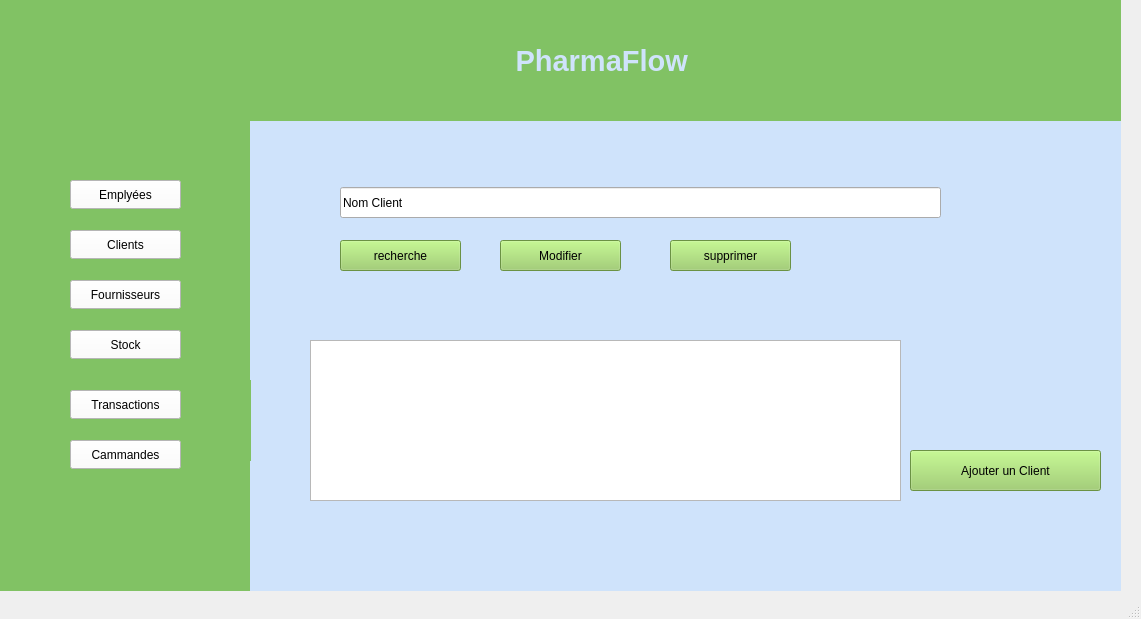
Old version of the form mainwindow.ui in the repository ProjetCpp-2425/projetcpp-smart-pharmacy.
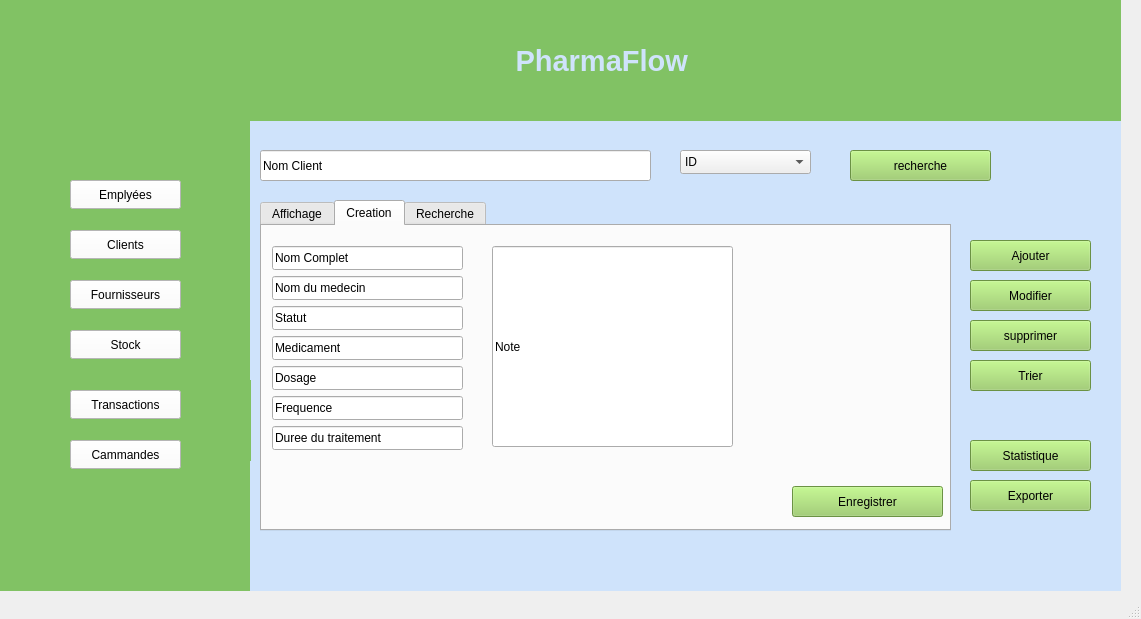
New version of the form. The open tabs and pages were chosen to show the change. Icons and pictures are not drawn.

What changed in the file:
```diff
--- a/mainwindow.ui
+++ b/mainwindow.ui
@@ -14,13 +14,13 @@
    <string>MainWindow</string>
   </property>
   <widget class="QWidget" name="centralwidget">
-   <widget class="QPushButton" name="Create">
+   <widget class="QPushButton" name="Ajouter">
     <property name="geometry">
      <rect>
-      <x>910</x>
-      <y>450</y>
-      <width>191</width>
-      <height>41</height>
+      <x>970</x>
+      <y>240</y>
+      <width>121</width>
+      <height>31</height>
      </rect>
     </property>
     <property name="styleSheet">
@@ -28,15 +28,15 @@
 color:rgb(0,0,0);</string>
     </property>
     <property name="text">
-     <string>Ajouter un Client</string>
+     <string>Ajouter</string>
     </property>
    </widget>
    <widget class="QPushButton" name="chercher">
     <property name="geometry">
      <rect>
-      <x>340</x>
-      <y>240</y>
-      <width>121</width>
+      <x>850</x>
+      <y>150</y>
+      <width>141</width>
       <height>31</height>
      </rect>
     </property>
@@ -51,9 +51,9 @@
    <widget class="QLineEdit" name="idRecherche">
     <property name="geometry">
      <rect>
-      <x>340</x>
-      <y>187</y>
-      <width>601</width>
+      <x>260</x>
+      <y>150</y>
+      <width>391</width>
       <height>31</height>
      </rect>
     </property>
@@ -61,16 +61,6 @@
      <string>Nom Client</string>
     </property>
    </widget>
-   <widget class="QTableView" name="tableaffiche">
-    <property name="geometry">
-     <rect>
-      <x>310</x>
-      <y>340</y>
-      <width>591</width>
-      <height>161</height>
-     </rect>
-    </property>
-   </widget>
    <widget class="QPushButton" name="pushButton_8">
     <property name="geometry">
      <rect>
@@ -317,7 +307,7 @@
      <string>Clients</string>
     </property>
    </widget>
-   <widget class="QLabel" name="label_7">
+   <widget class="QLabel" name="fond">
     <property name="geometry">
      <rect>
       <x>250</x>
@@ -371,28 +361,11 @@
      <pixmap>../../Documents/logo.png</pixmap>
     </property>
    </widget>
-   <widget class="QPushButton" name="modifier">
-    <property name="geometry">
-     <rect>
-      <x>500</x>
-      <y>240</y>
-      <width>121</width>
-      <height>31</height>
-     </rect>
-    </property>
-    <property name="styleSheet">
-     <string notr="true">background-color :rgb(150, 205, 95);
-color:rgb(0,0,0);</string>
-    </property>
-    <property name="text">
-     <string>Modifier</string>
-    </property>
-   </widget>
    <widget class="QPushButton" name="supprimer">
     <property name="geometry">
      <rect>
-      <x>670</x>
-      <y>240</y>
+      <x>970</x>
+      <y>320</y>
       <width>121</width>
       <height>31</height>
      </rect>
@@ -405,15 +378,271 @@
      <string>supprimer</string>
     </property>
    </widget>
+   <widget class="QTabWidget" name="MainTab">
+    <property name="geometry">
+     <rect>
+      <x>260</x>
+      <y>200</y>
+      <width>691</width>
+      <height>331</height>
+     </rect>
+    </property>
+    <property name="currentIndex">
+     <number>2</number>
+    </property>
+    <widget class="QWidget" name="affichage">
+     <attribute name="title">
+      <string>Affichage</string>
+     </attribute>
+     <widget class="QTableView" name="tableView">
+      <property name="geometry">
+       <rect>
+        <x>-10</x>
+        <y>0</y>
+        <width>701</width>
+        <height>301</height>
+       </rect>
+      </property>
+     </widget>
+    </widget>
+    <widget class="QWidget" name="Creation">
+     <attribute name="title">
+      <string>Creation</string>
+     </attribute>
+     <widget class="QLineEdit" name="nom">
+      <property name="geometry">
+       <rect>
+        <x>10</x>
+        <y>20</y>
+        <width>191</width>
+        <height>24</height>
+       </rect>
+      </property>
+      <property name="text">
+       <string>Nom Complet</string>
+      </property>
+     </widget>
+     <widget class="QLineEdit" name="nom_medecin">
+      <property name="geometry">
+       <rect>
+        <x>10</x>
+        <y>50</y>
+        <width>191</width>
+        <height>24</height>
+       </rect>
+      </property>
+      <property name="text">
+       <string>Nom du medecin</string>
+      </property>
+     </widget>
+     <widget class="QLineEdit" name="statut">
+      <property name="geometry">
+       <rect>
+        <x>10</x>
+        <y>80</y>
+        <width>191</width>
+        <height>24</height>
+       </rect>
+      </property>
+      <property name="text">
+       <string>Statut</string>
+      </property>
+     </widget>
+     <widget class="QLineEdit" name="medicament">
+      <property name="geometry">
+       <rect>
+        <x>10</x>
+        <y>110</y>
+        <width>191</width>
+        <height>24</height>
+       </rect>
+      </property>
+      <property name="text">
+       <string>Medicament </string>
+      </property>
+     </widget>
+     <widget class="QLineEdit" name="dosage">
+      <property name="geometry">
+       <rect>
+        <x>10</x>
+        <y>140</y>
+        <width>191</width>
+        <height>24</height>
+       </rect>
+      </property>
+      <property name="text">
+       <string>Dosage</string>
+      </property>
+     </widget>
+     <widget class="QLineEdit" name="frequence">
+      <property name="geometry">
+       <rect>
+        <x>10</x>
+        <y>170</y>
+        <width>191</width>
+        <height>24</height>
+       </rect>
+      </property>
+      <property name="text">
+       <string>Frequence </string>
+      </property>
+     </widget>
+     <widget class="QLineEdit" name="duree">
+      <property name="geometry">
+       <rect>
+        <x>10</x>
+        <y>200</y>
+        <width>191</width>
+        <height>24</height>
+       </rect>
+      </property>
+      <property name="text">
+       <string>Duree du traitement </string>
+      </property>
+     </widget>
+     <widget class="QLineEdit" name="note">
+      <property name="geometry">
+       <rect>
+        <x>230</x>
+        <y>20</y>
+        <width>241</width>
+        <height>201</height>
+       </rect>
+      </property>
+      <property name="text">
+       <string>Note</string>
+      </property>
+     </widget>
+     <widget class="QPushButton" name="Enregistrer">
+      <property name="geometry">
+       <rect>
+        <x>530</x>
+        <y>260</y>
+        <width>151</width>
+        <height>31</height>
+       </rect>
+      </property>
+      <property name="styleSheet">
+       <string notr="true">background-color :rgb(150, 205, 95);
+color:rgb(0,0,0);</string>
+      </property>
+      <property name="text">
+       <string>Enregistrer</string>
+      </property>
+     </widget>
+    </widget>
+    <widget class="QWidget" name="rechecher">
+     <attribute name="title">
+      <string>Recherche</string>
+     </attribute>
+     <widget class="QTableView" name="tableView_2">
+      <property name="geometry">
+       <rect>
+        <x>-5</x>
+        <y>1</y>
+        <width>691</width>
+        <height>301</height>
+       </rect>
+      </property>
+     </widget>
+    </widget>
+   </widget>
+   <widget class="QPushButton" name="modifier">
+    <property name="geometry">
+     <rect>
+      <x>970</x>
+      <y>280</y>
+      <width>121</width>
+      <height>31</height>
+     </rect>
+    </property>
+    <property name="styleSheet">
+     <string notr="true">background-color :rgb(150, 205, 95);
+color:rgb(0,0,0);</string>
+    </property>
+    <property name="text">
+     <string>Modifier</string>
+    </property>
+   </widget>
+   <widget class="QComboBox" name="searchfield">
+    <property name="geometry">
+     <rect>
+      <x>680</x>
+      <y>150</y>
+      <width>131</width>
+      <height>24</height>
+     </rect>
+    </property>
+    <item>
+     <property name="text">
+      <string>ID</string>
+     </property>
+    </item>
+    <item>
+     <property name="text">
+      <string>Nom</string>
+     </property>
+    </item>
+   </widget>
+   <widget class="QPushButton" name="trier">
+    <property name="geometry">
+     <rect>
+      <x>970</x>
+      <y>360</y>
+      <width>121</width>
+      <height>31</height>
+     </rect>
+    </property>
+    <property name="styleSheet">
+     <string notr="true">background-color :rgb(150, 205, 95);
+color:rgb(0,0,0);</string>
+    </property>
+    <property name="text">
+     <string>Trier</string>
+    </property>
+   </widget>
+   <widget class="QPushButton" name="Exporter">
+    <property name="geometry">
+     <rect>
+      <x>970</x>
+      <y>480</y>
+      <width>121</width>
+      <height>31</height>
+     </rect>
+    </property>
+    <property name="styleSheet">
+     <string notr="true">background-color :rgb(150, 205, 95);
+color:rgb(0,0,0);</string>
+    </property>
+    <property name="text">
+     <string>Exporter</string>
+    </property>
+   </widget>
+   <widget class="QPushButton" name="b_stat">
+    <property name="geometry">
+     <rect>
+      <x>970</x>
+      <y>440</y>
+      <width>121</width>
+      <height>31</height>
+     </rect>
+    </property>
+    <property name="styleSheet">
+     <string notr="true">background-color :rgb(150, 205, 95);
+color:rgb(0,0,0);</string>
+    </property>
+    <property name="text">
+     <string>Statistique</string>
+    </property>
+   </widget>
    <zorder>label_3</zorder>
    <zorder>label_5</zorder>
    <zorder>label_2</zorder>
    <zorder>label</zorder>
-   <zorder>label_7</zorder>
-   <zorder>Create</zorder>
+   <zorder>fond</zorder>
+   <zorder>Ajouter</zorder>
    <zorder>chercher</zorder>
    <zorder>idRecherche</zorder>
-   <zorder>tableaffiche</zorder>
    <zorder>pushButton_8</zorder>
    <zorder>label_4</zorder>
    <zorder>frame</zorder>
@@ -425,8 +654,13 @@
    <zorder>pushButton_6</zorder>
    <zorder>label_9</zorder>
    <zorder>pushButton_4</zorder>
-   <zorder>modifier</zorder>
    <zorder>supprimer</zorder>
+   <zorder>MainTab</zorder>
+   <zorder>modifier</zorder>
+   <zorder>searchfield</zorder>
+   <zorder>trier</zorder>
+   <zorder>Exporter</zorder>
+   <zorder>b_stat</zorder>
   </widget>
   <widget class="QMenuBar" name="menubar">
    <property name="geometry">
```
